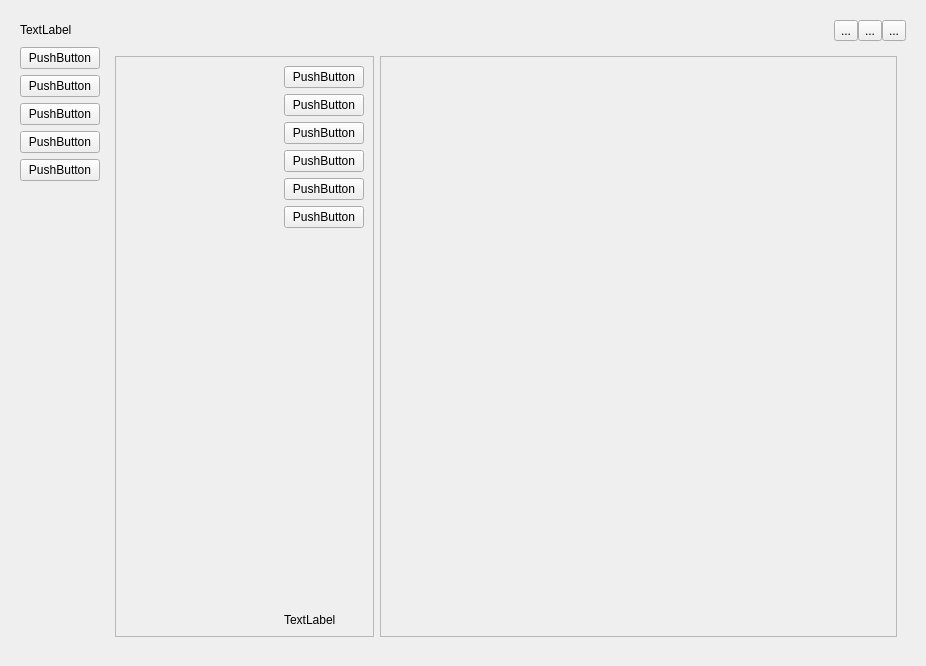
iamsaywhat/cutecom-terminal, file mainwidget.ui: the form before one commit.
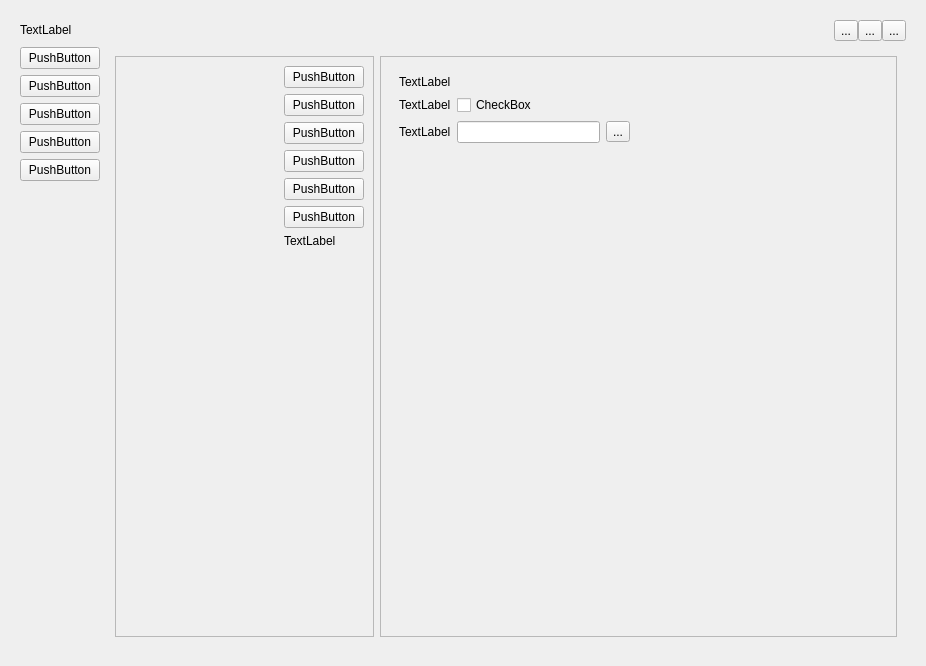
The form after the commit. The open tabs and pages were chosen to show the change.

```diff
--- a/mainwidget.ui
+++ b/mainwidget.ui
@@ -386,12 +386,18 @@
                   </rect>
                  </property>
                  <layout class="QGridLayout" name="gridLayout_5">
-                  <item row="1" column="1">
-                   <widget class="QPushButton" name="generalContentButton">
-                    <property name="text">
-                     <string>PushButton</string>
+                  <item row="8" column="1">
+                   <spacer name="verticalSpacer_2">
+                    <property name="orientation">
+                     <enum>Qt::Vertical</enum>
                     </property>
-                   </widget>
+                    <property name="sizeHint" stdset="0">
+                     <size>
+                      <width>20</width>
+                      <height>40</height>
+                     </size>
+                    </property>
+                   </spacer>
                   </item>
                   <item row="5" column="1">
                    <widget class="QPushButton" name="logsContentButton">
@@ -414,7 +420,7 @@
                     </property>
                    </widget>
                   </item>
-                  <item row="4" column="1">
+                  <item row="6" column="1">
                    <widget class="QPushButton" name="bindsContentButton">
                     <property name="text">
                      <string>PushButton</string>
@@ -441,20 +447,14 @@
                     </property>
                    </widget>
                   </item>
+                  <item row="1" column="1">
+                   <widget class="QPushButton" name="generalContentButton">
+                    <property name="text">
+                     <string>PushButton</string>
+                    </property>
+                   </widget>
+                  </item>
                   <item row="7" column="1">
-                   <spacer name="verticalSpacer_2">
-                    <property name="orientation">
-                     <enum>Qt::Vertical</enum>
-                    </property>
-                    <property name="sizeHint" stdset="0">
-                     <size>
-                      <width>20</width>
-                      <height>40</height>
-                     </size>
-                    </property>
-                   </spacer>
-                  </item>
-                  <item row="8" column="1">
                    <widget class="QLabel" name="infoLabel">
                     <property name="text">
                      <string>TextLabel</string>
@@ -511,7 +511,7 @@
                      </sizepolicy>
                     </property>
                     <property name="currentIndex">
-                     <number>3</number>
+                     <number>4</number>
                     </property>
                     <widget class="QWidget" name="connectionPage">
                      <layout class="QGridLayout" name="gridLayout_6">
@@ -1012,7 +1012,61 @@
                       </item>
                      </layout>
                     </widget>
-                    <widget class="QWidget" name="logSettingsPage"/>
+                    <widget class="QWidget" name="logSettingsPage">
+                     <layout class="QGridLayout" name="gridLayout_13">
+                      <item row="1" column="0">
+                       <widget class="QLabel" name="labelLogEnable">
+                        <property name="text">
+                         <string>TextLabel</string>
+                        </property>
+                       </widget>
+                      </item>
+                      <item row="0" column="0">
+                       <widget class="QLabel" name="labelSectionLog">
+                        <property name="text">
+                         <string>TextLabel</string>
+                        </property>
+                       </widget>
+                      </item>
+                      <item row="3" column="0">
+                       <spacer name="verticalSpacer_9">
+                        <property name="orientation">
+                         <enum>Qt::Vertical</enum>
+                        </property>
+                        <property name="sizeHint" stdset="0">
+                         <size>
+                          <width>20</width>
+                          <height>471</height>
+                         </size>
+                        </property>
+                       </spacer>
+                      </item>
+                      <item row="2" column="0">
+                       <widget class="QLabel" name="labelLogPath">
+                        <property name="text">
+                         <string>TextLabel</string>
+                        </property>
+                       </widget>
+                      </item>
+                      <item row="1" column="1">
+                       <widget class="QCheckBox" name="checkBox">
+                        <property name="text">
+                         <string>CheckBox</string>
+                        </property>
+                       </widget>
+                      </item>
+                      <item row="2" column="1">
+                       <widget class="QLineEdit" name="lineEditLogPath"/>
+                      </item>
+                      <item row="2" column="2">
+                       <widget class="QToolButton" name="buttonLogPath">
+                        <property name="text">
+                         <string>...</string>
+                        </property>
+                       </widget>
+                      </item>
+                     </layout>
+                    </widget>
                    </widget>
                   </item>
                  </layout>
```
